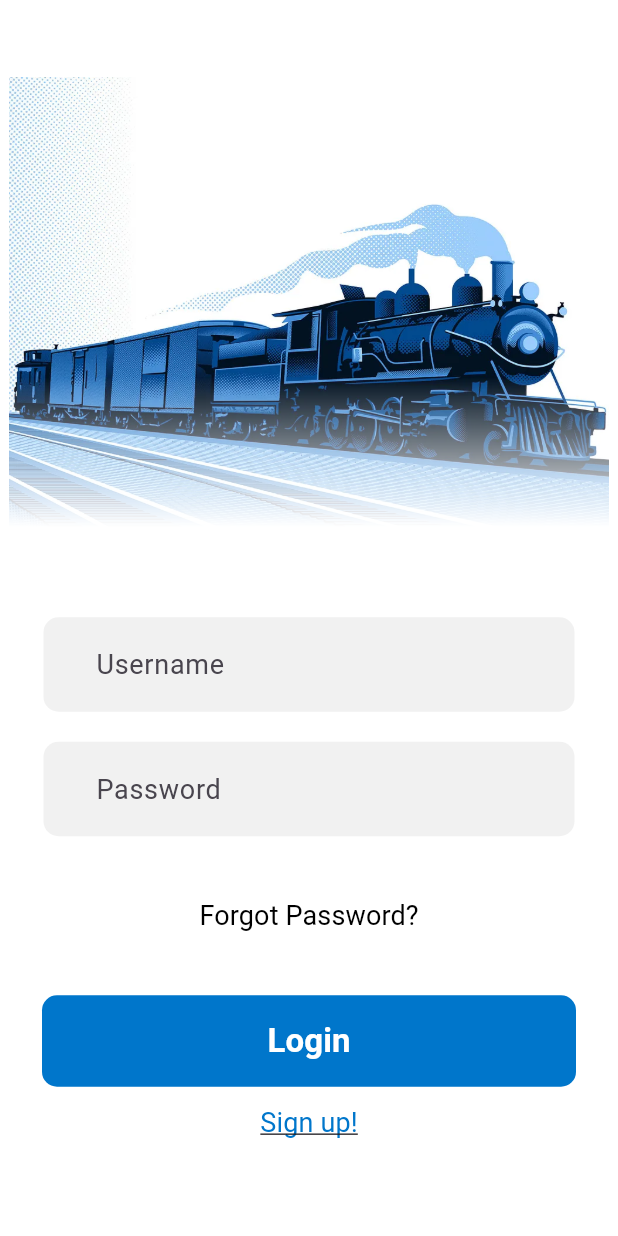
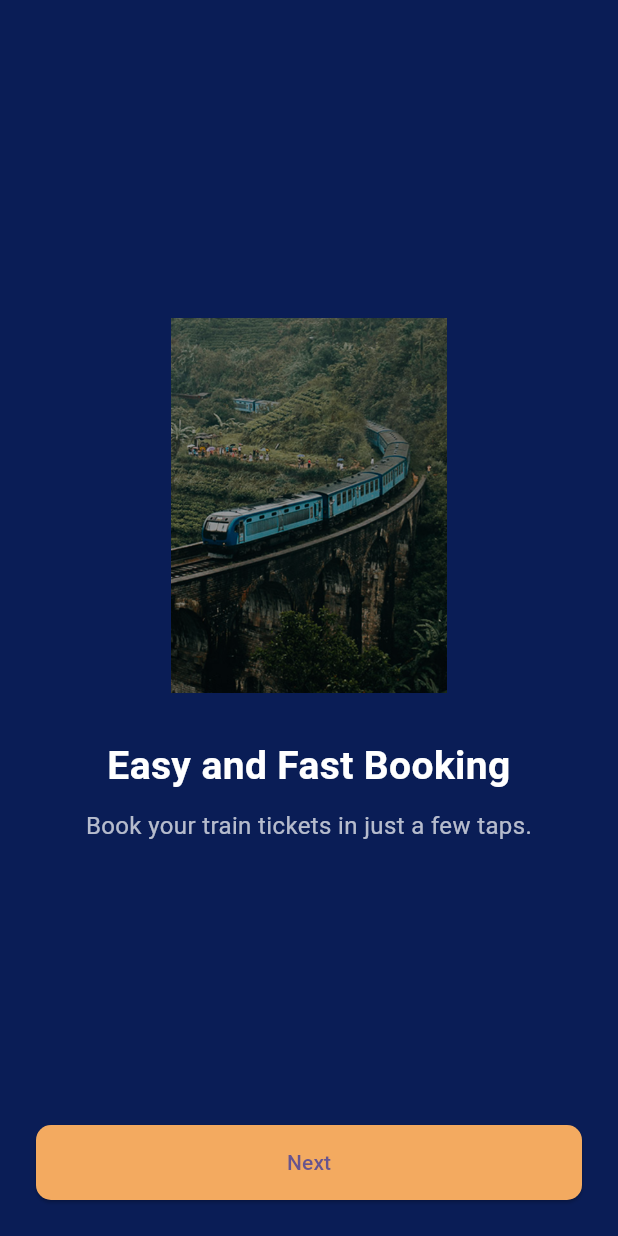
Before and after one commit to TheBombh2/Railway-Reservation-Managment-System, a Flutter app: the screen it shows after launch, on a phone screen of 412 x 824 dp. Run offline on Flutter 3.47's test engine with Material 3 defaults, Android fonts, the phone set to English and light mode, and no system bars; our stand-ins replace flutter_dash, flutter_svg, go_router.

Commit message:
onboarding screens

```diff
--- a/customer_frontend/lib/routing/router.dart
+++ b/customer_frontend/lib/routing/router.dart
@@ -1,4 +1,6 @@
 import 'package:customer_frontend/ui/auth/widgets/login_screen.dart';
+import 'package:customer_frontend/ui/auth/widgets/onboarding/onboarding1.dart';
+import 'package:customer_frontend/ui/auth/widgets/onboarding/onboarding2.dart';
 import 'package:customer_frontend/ui/auth/widgets/register_screen.dart';
 import 'package:customer_frontend/ui/auth/widgets/reset_password_screen.dart';
 import 'package:customer_frontend/ui/home/widgets/home_screen.dart';
@@ -11,11 +13,13 @@ import 'package:flutter/material.dart';
 import 'package:go_router/go_router.dart';
 
 final router = GoRouter(
-  initialLocation: '/',
+  initialLocation: '/onboarding1',
   routes: [
     GoRoute(path: '/', builder: (ctx, state) => LoginScreen(), routes: [
       GoRoute(path: '/register',builder: (context, state) => RegisterScreen(),),
-      GoRoute(path: '/reset_password',builder: (context, state) => ResetPasswordScreen(),)
+      GoRoute(path: '/reset_password',builder: (context, state) => ResetPasswordScreen(),),
+      GoRoute(path: '/onboarding1',builder: (context, state) => Onboarding1(),),
+      GoRoute(path: '/onboarding2',builder: (context, state) => Onboarding2(),)
     ]),
     GoRoute(
       path: '/home',
--- /dev/null
+++ b/customer_frontend/lib/ui/auth/widgets/onboarding/onboarding1.dart
@@ -0,0 +1,46 @@
+import 'package:flutter/material.dart';
+import 'package:go_router/go_router.dart';
+
+class Onboarding1 extends StatelessWidget {
+  const Onboarding1({super.key});
+
+  @override
+  Widget build(BuildContext context) {
+    return Scaffold(
+      backgroundColor: Color(0xFF0A1D56),
+      body: Padding(
+        padding: EdgeInsets.all(24),
+        child: Column(
+          children: [
+            Spacer(),
+            Image.asset('assets/images/onboarding1.png', height: 250),
+            SizedBox(height: 30),
+            Text(
+              'Easy and Fast Booking',
+              style: TextStyle(fontSize: 26, color: Colors.white, fontWeight: FontWeight.bold),
+              textAlign: TextAlign.center,
+            ),
+            SizedBox(height: 10),
+            Text(
+              'Book your train tickets in just a few taps.',
+              style: TextStyle(color: Colors.white70, fontSize: 16),
+              textAlign: TextAlign.center,
+            ),
+            Spacer(),
+            ElevatedButton(
+              style: ElevatedButton.styleFrom(
+                backgroundColor: Color(0xFFF3AA60),
+                minimumSize: Size(double.infinity, 50),
+                shape: RoundedRectangleBorder(borderRadius: BorderRadius.circular(10)),
+              ),
+              onPressed: () {
+                context.go('/onboarding2');
+                            },
+              child: Text('Next'),
+            ),
+          ],
+        ),
+      ),
+    );
+  }
+}
```
Also changed, not shown: customer_frontend/lib/ui/auth/widgets/onboarding/onboarding2.dart (added, +46 -0 lines), customer_frontend/assets/images/onboarding1.png (added), customer_frontend/assets/images/onboarding2.png (added).
